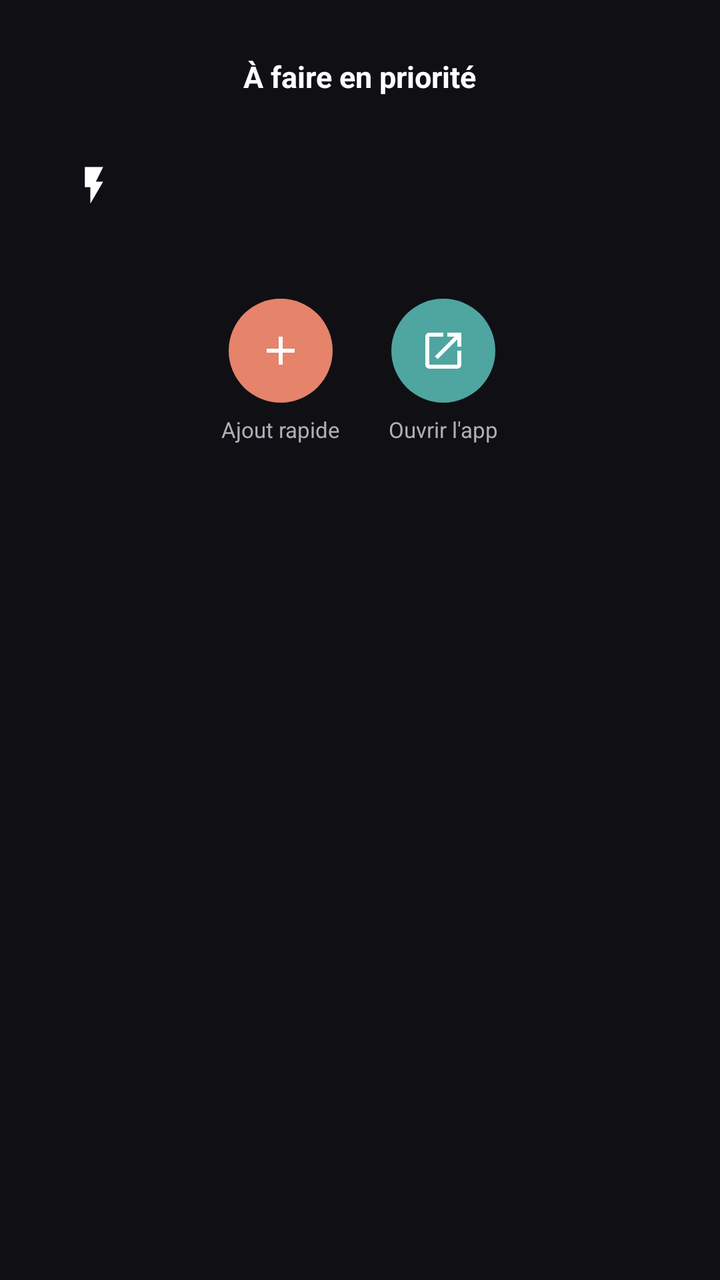
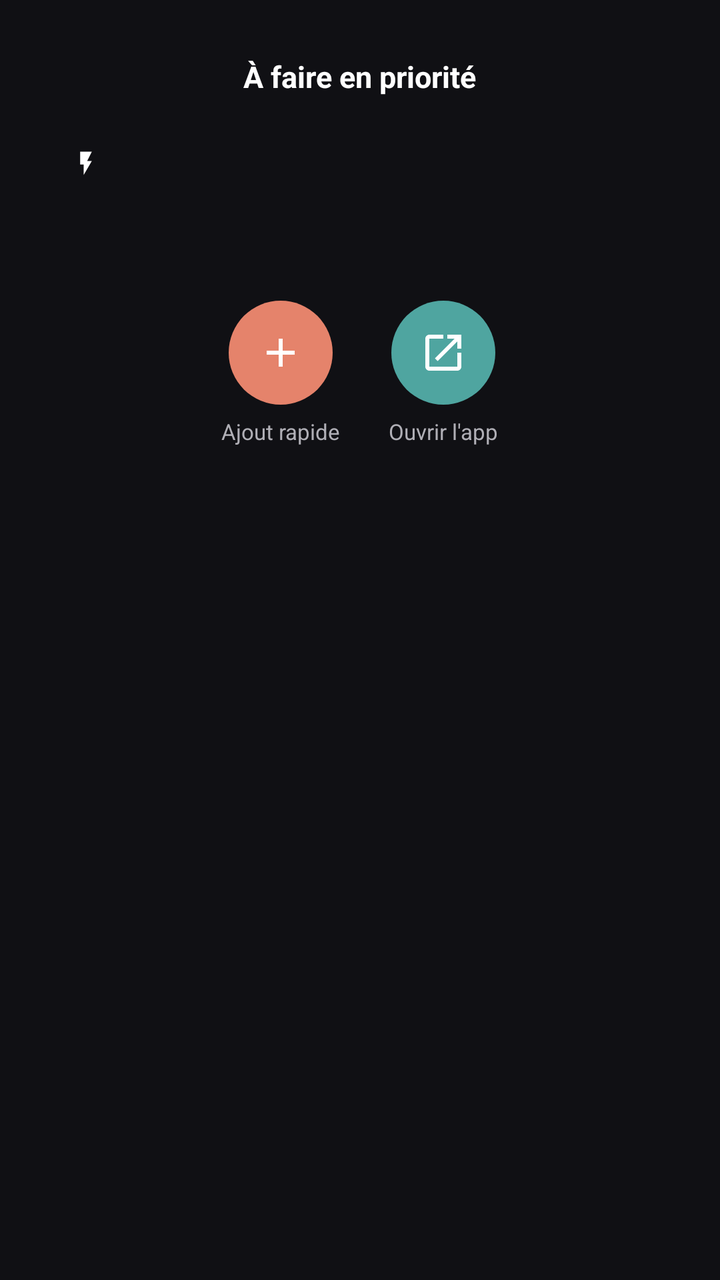

Two renders of the same Android screen: before a commit and after it. Below are the layout's source before the change and the commit's diff.
<!-- AndroidManifest.xml: application theme android:Theme.DeviceDefault -->
<!-- res/layout/activity_launcher.xml -->
<?xml version="1.0" encoding="utf-8"?>
<ScrollView xmlns:android="http://schemas.android.com/apk/res/android"
    android:layout_width="match_parent"
    android:layout_height="match_parent"
    android:background="@color/wear_bg"
    android:fillViewport="true">

    <LinearLayout
        android:layout_width="match_parent"
        android:layout_height="wrap_content"
        android:orientation="vertical"
        android:gravity="center_horizontal"
        android:paddingHorizontal="20dp"
        android:paddingVertical="28dp">

        <TextView
            android:layout_width="wrap_content"
            android:layout_height="wrap_content"
            android:paddingBottom="12dp"
            android:text="@string/focus_title"
            android:textColor="@color/wear_on_bg"
            android:textSize="15sp"
            android:textStyle="bold" />

        
        <TextView
            android:id="@+id/empty_view"
            android:layout_width="match_parent"
            android:layout_height="wrap_content"
            android:gravity="center"
            android:paddingVertical="20dp"
            android:text="@string/focus_empty"
            android:textColor="@color/wear_on_bg_variant"
            android:textSize="14sp"
            android:visibility="gone" />

        
        <LinearLayout
            android:id="@+id/priority_card"
            android:layout_width="match_parent"
            android:layout_height="wrap_content"
            android:gravity="center_vertical"
            android:orientation="horizontal"
            android:paddingHorizontal="16dp"
            android:paddingVertical="14dp">

            <ImageView
                android:id="@+id/priority_icon"
                android:layout_width="22dp"
                android:layout_height="22dp"
                android:contentDescription="@null"
                android:src="@drawable/wear_do" />

            <LinearLayout
                android:layout_width="0dp"
                android:layout_height="wrap_content"
                android:layout_marginStart="12dp"
                android:layout_weight="1"
                android:orientation="vertical">

                <TextView
                    android:id="@+id/priority_verb"
                    android:layout_width="wrap_content"
                    android:layout_height="wrap_content"
                    android:textSize="11sp"
                    android:textStyle="bold" />

                <TextView
                    android:id="@+id/priority_title"
                    android:layout_width="match_parent"
                    android:layout_height="wrap_content"
                    android:layout_marginTop="2dp"
                    android:ellipsize="end"
                    android:maxLines="3"
                    android:textColor="@color/wear_on_bg"
                    android:textSize="15sp"
                    android:textStyle="bold" />
            </LinearLayout>
        </LinearLayout>

        
        <TextView
            android:id="@+id/upnext_label"
            android:layout_width="match_parent"
            android:layout_height="wrap_content"
            android:layout_marginTop="16dp"
            android:text="@string/focus_up_next"
            android:textColor="@color/wear_on_bg_variant"
            android:textSize="12sp"
            android:textStyle="bold"
            android:visibility="gone" />

        <LinearLayout
            android:id="@+id/upnext_container"
            android:layout_width="match_parent"
            android:layout_height="wrap_content"
            android:layout_marginTop="4dp"
            android:orientation="vertical" />

        
        <LinearLayout
            android:layout_width="wrap_content"
            android:layout_height="wrap_content"
            android:layout_marginTop="20dp"
            android:gravity="center"
            android:orientation="horizontal">

            <LinearLayout
                android:layout_width="wrap_content"
                android:layout_height="wrap_content"
                android:layout_marginHorizontal="12dp"
                android:gravity="center_horizontal"
                android:orientation="vertical">

                <ImageButton
                    android:id="@+id/btn_add"
                    android:layout_width="52dp"
                    android:layout_height="52dp"
                    android:background="@drawable/bg_circle"
                    android:backgroundTint="@color/accent_add"
                    android:contentDescription="@string/action_quick_add"
                    android:padding="14dp"
                    android:scaleType="fitCenter"
                    android:src="@drawable/ic_add" />

                <TextView
                    android:layout_width="wrap_content"
                    android:layout_height="wrap_content"
                    android:layout_marginTop="6dp"
                    android:text="@string/action_quick_add"
                    android:textColor="@color/wear_on_bg_variant"
                    android:textSize="11sp" />
            </LinearLayout>

            <LinearLayout
                android:layout_width="wrap_content"
                android:layout_height="wrap_content"
                android:layout_marginHorizontal="12dp"
                android:gravity="center_horizontal"
                android:orientation="vertical">

                <ImageButton
                    android:id="@+id/btn_open"
                    android:layout_width="52dp"
                    android:layout_height="52dp"
                    android:background="@drawable/bg_circle"
                    android:backgroundTint="@color/accent_open"
                    android:contentDescription="@string/action_open_app"
                    android:padding="14dp"
                    android:scaleType="fitCenter"
                    android:src="@drawable/ic_open_phone" />

                <TextView
                    android:layout_width="wrap_content"
                    android:layout_height="wrap_content"
                    android:layout_marginTop="6dp"
                    android:text="@string/action_open_app"
                    android:textColor="@color/wear_on_bg_variant"
                    android:textSize="11sp" />
            </LinearLayout>
        </LinearLayout>
    </LinearLayout>
</ScrollView>
<!-- resources referenced by this layout -->
<resources>
  <color name="accent_add">#E5836B</color>
  <color name="accent_open">#4FA5A0</color>
  <color name="wear_bg">#101014</color>
  <color name="wear_on_bg">#FFFFFF</color>
  <color name="wear_on_bg_variant">#B0AFB6</color>
  <!-- drawable bg_circle (drawable) -->
  <ripple xmlns:android="http://schemas.android.com/apk/res/android"
      android:color="@color/btn_ripple">
      <item android:id="@android:id/mask">
          <shape android:shape="oval">
              <solid android:color="#FFFFFFFF" />
          </shape>
      </item>
      <item>
          <shape android:shape="oval">
              <solid android:color="#FFFFFFFF" />
          </shape>
      </item>
  </ripple>
  <!-- drawable ic_add (drawable) -->
  <vector xmlns:android="http://schemas.android.com/apk/res/android"
      android:width="24dp"
      android:height="24dp"
      android:viewportWidth="24"
      android:viewportHeight="24"
      android:tint="#FFFFFF">
      <path
          android:fillColor="#FFFFFFFF"
          android:pathData="M19,13h-6v6h-2v-6H5v-2h6V5h2v6h6v2z" />
  </vector>
  <!-- drawable ic_open_phone (drawable) -->
  <vector xmlns:android="http://schemas.android.com/apk/res/android"
      android:width="24dp"
      android:height="24dp"
      android:viewportWidth="24"
      android:viewportHeight="24"
      android:tint="#FFFFFF">
      <path
          android:fillColor="#FFFFFFFF"
          android:pathData="M19,19H5V5h7V3H5c-1.11,0 -2,0.9 -2,2v14c0,1.1 0.89,2 2,2h14c1.1,0 2,-0.9 2,-2v-7h-2v7zM14,3v2h3.59l-9.83,9.83 1.41,1.41L19,6.41V10h2V3h-7z" />
  </vector>
  <!-- drawable wear_do (drawable) -->
  <vector xmlns:android="http://schemas.android.com/apk/res/android"
      android:width="24dp"
      android:height="24dp"
      android:viewportWidth="24"
      android:viewportHeight="24">
      <path
          android:fillColor="#FFFFFFFF"
          android:pathData="M7,2v11h3v9l7,-12h-4l4,-8z" />
  </vector>
  <string name="action_open_app">Ouvrir l\'app</string>
  <string name="action_quick_add">Ajout rapide</string>
  <string name="focus_empty">Rien à faire pour l\'instant 🎉</string>
  <string name="focus_title">À faire en priorité</string>
  <string name="focus_up_next">À SUIVRE</string>
  <color name="btn_ripple">#33FFFFFF</color>
</resources>

<!-- the commit's change to res/layout/activity_launcher.xml (unified diff, before → after) -->
@@ -39,42 +39,70 @@
             android:id="@+id/priority_card"
             android:layout_width="match_parent"
             android:layout_height="wrap_content"
-            android:gravity="center_vertical"
-            android:orientation="horizontal"
+            android:orientation="vertical"
             android:paddingHorizontal="16dp"
             android:paddingVertical="14dp">
 
-            <ImageView
-                android:id="@+id/priority_icon"
-                android:layout_width="22dp"
-                android:layout_height="22dp"
-                android:contentDescription="@null"
-                android:src="@drawable/wear_do" />
+            
+            <LinearLayout
+                android:layout_width="wrap_content"
+                android:layout_height="wrap_content"
+                android:gravity="center_vertical"
+                android:orientation="horizontal">
 
-            <LinearLayout
-                android:layout_width="0dp"
-                android:layout_height="wrap_content"
-                android:layout_marginStart="12dp"
-                android:layout_weight="1"
-                android:orientation="vertical">
+                <ImageView
+                    android:id="@+id/priority_icon"
+                    android:layout_width="14dp"
+                    android:layout_height="14dp"
+                    android:contentDescription="@null"
+                    android:src="@drawable/wear_do" />
 
                 <TextView
                     android:id="@+id/priority_verb"
                     android:layout_width="wrap_content"
                     android:layout_height="wrap_content"
+                    android:layout_marginStart="6dp"
                     android:textSize="11sp"
                     android:textStyle="bold" />
+            </LinearLayout>
+
+            <TextView
+                android:id="@+id/priority_title"
+                android:layout_width="match_parent"
+                android:layout_height="wrap_content"
+                android:layout_marginTop="3dp"
+                android:ellipsize="end"
+                android:maxLines="3"
+                android:textColor="@color/wear_on_bg"
+                android:textSize="15sp"
+                android:textStyle="bold" />
+
+            
+            <LinearLayout
+                android:id="@+id/priority_label_row"
+                android:layout_width="match_parent"
+                android:layout_height="wrap_content"
+                android:layout_marginTop="5dp"
+                android:gravity="center_vertical"
+                android:orientation="horizontal"
+                android:visibility="gone">
+
+                <View
+                    android:id="@+id/priority_label_dot"
+                    android:layout_width="8dp"
+                    android:layout_height="8dp"
+                    android:background="@drawable/dot" />
 
                 <TextView
-                    android:id="@+id/priority_title"
-                    android:layout_width="match_parent"
+                    android:id="@+id/priority_label_name"
+                    android:layout_width="0dp"
                     android:layout_height="wrap_content"
-                    android:layout_marginTop="2dp"
+                    android:layout_marginStart="6dp"
+                    android:layout_weight="1"
                     android:ellipsize="end"
-                    android:maxLines="3"
-                    android:textColor="@color/wear_on_bg"
-                    android:textSize="15sp"
-                    android:textStyle="bold" />
+                    android:maxLines="1"
+                    android:textColor="@color/wear_on_bg_variant"
+                    android:textSize="11sp" />
             </LinearLayout>
         </LinearLayout>
 
<!-- resource entries referenced after the edit -->
@@ -19,6 +19,11 @@
           </shape>
       </item>
   </ripple>
+  <!-- drawable dot (drawable) -->
+  <shape xmlns:android="http://schemas.android.com/apk/res/android"
+      android:shape="oval">
+      <solid android:color="#FFFFFFFF" />
+  </shape>
   <!-- drawable ic_add (drawable) -->
   <vector xmlns:android="http://schemas.android.com/apk/res/android"
       android:width="24dp"
@@ -55,7 +60,7 @@
   <string name="action_quick_add">Ajout rapide</string>
   <string name="focus_empty">Rien à faire pour l\'instant 🎉</string>
   <string name="focus_title">À faire en priorité</string>
-  <string name="focus_up_next">À SUIVRE</string>
+  <string name="focus_up_next">À suivre</string>
   <color name="btn_ripple">#33FFFFFF</color>
 </resources>
 
